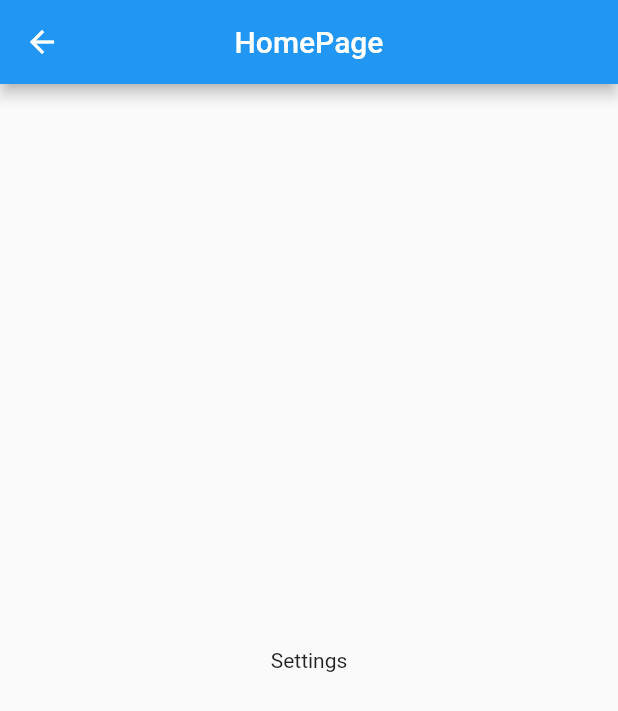
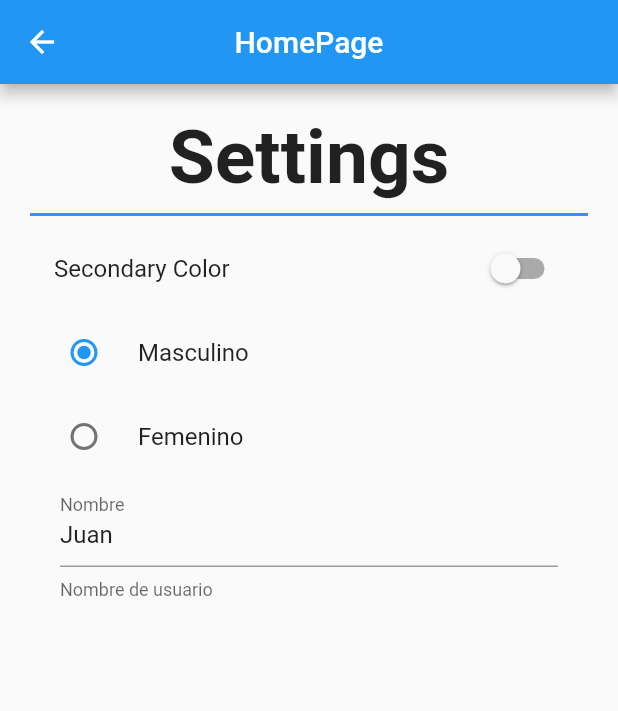
Before and after one commit to juanvarco95/Preferencias_usuario, a Flutter app: the SettingsPage screen opened by its route, on a phone screen of 412 x 824 dp. Shown: the top 711 px of the screen. Run offline on Flutter 3.47's test engine with Material 2 defaults, Android fonts, the phone set to English and light mode, and no system bars.

Commit message:
Settings

```diff
--- a/lib/src/pages/settings_page.dart
+++ b/lib/src/pages/settings_page.dart
@@ -1,9 +1,26 @@
+import 'package:flutter/cupertino.dart';
 import 'package:flutter/material.dart';
 
-class SettingsPage extends StatelessWidget {
+class SettingsPage extends StatefulWidget {
   const SettingsPage({Key? key}) : super(key: key);
 
   static const String routeName = 'settings';
+
+  @override
+  State<SettingsPage> createState() => _SettingsPageState();
+}
+
+class _SettingsPageState extends State<SettingsPage> {
+  bool _secondaryColor = false;
+  int _genero = 1;
+  final String _nombre = 'Juan';
+  TextEditingController? _editingController;
+
+  @override
+  void initState() {
+    _editingController = TextEditingController(text: _nombre);
+    super.initState();
+  }
 
   @override
   Widget build(BuildContext context) {
@@ -12,8 +29,59 @@ class SettingsPage extends StatelessWidget {
           centerTitle: true,
           title: const Text('HomePage'),
         ),
-        body: const Center(
-          child: Text('Settings'),
-        ));
+        body: Container(
+            padding: const EdgeInsets.all(20),
+            child: ListView(
+              children: [
+                Column(
+                  children: [
+                    const Text(
+                      'Settings',
+                      style:
+                          TextStyle(fontSize: 50, fontWeight: FontWeight.bold),
+                    ),
+                    const Divider(
+                      thickness: 2,
+                      color: Colors.blueAccent,
+                    ),
+                    SwitchListTile(
+                        title: const Text('Secondary Color'),
+                        value: _secondaryColor,
+                        onChanged: (value) {
+                          setState(() {
+                            _secondaryColor = value;
+                          });
+                        }),
+                    RadioListTile(
+                        title: const Text('Masculino'),
+                        value: 1,
+                        groupValue: _genero,
+                        onChanged: (value) {
+                          setState(() {
+                            _genero = value as int;
+                          });
+                        }),
+                    RadioListTile(
+                        title: const Text('Femenino'),
+                        value: 2,
+                        groupValue: _genero,
+                        onChanged: (value) {
+                          setState(() {
+                            _genero = value as int;
+                          });
+                        }),
+                    Container(
+                      padding: const EdgeInsets.symmetric(horizontal: 20),
+                      child: TextField(
+                        controller: _editingController,
+                        decoration: const InputDecoration(
+                            labelText: 'Nombre',
+                            helperText: 'Nombre de usuario'),
+                      ),
+                    )
+                  ],
+                )
+              ],
+            )));
   }
 }
```
